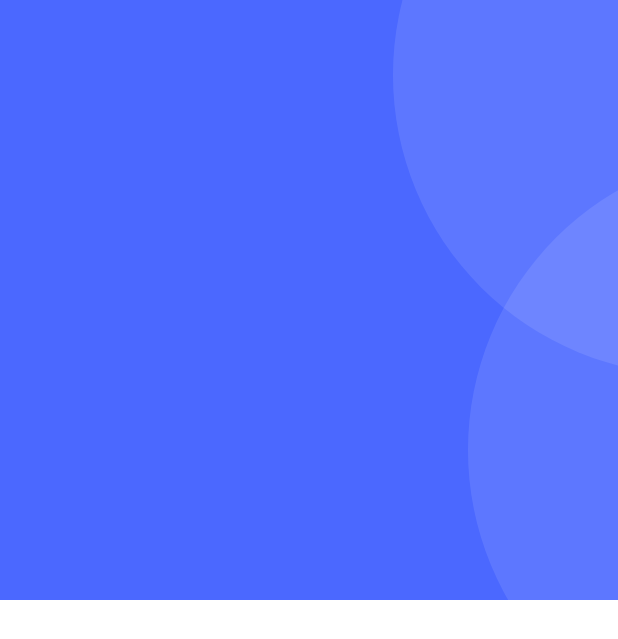
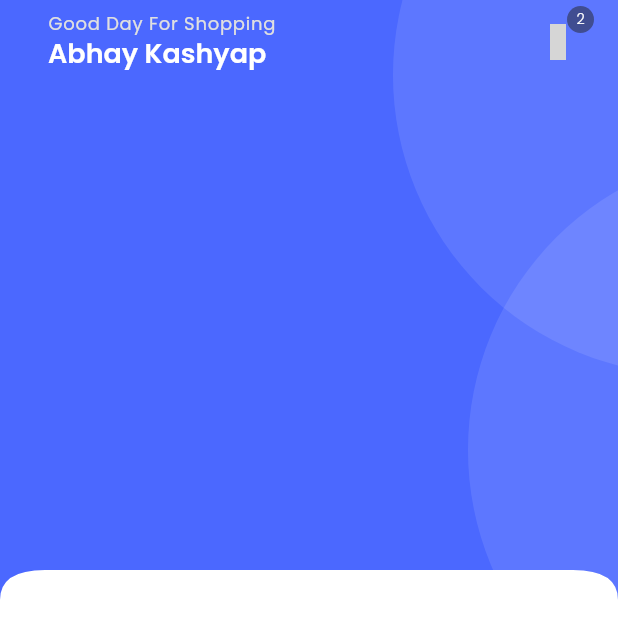
Before and after one commit to abhaydevelop/ecommerce_flutter, a Flutter app: the HomeScreen screen opened directly, on a phone screen of 412 x 824 dp. Shown: the top 639 px of the screen. Run offline on Flutter 3.47's test engine with Material 3 defaults, Android fonts, the phone set to English and light mode, and no system bars; our stand-ins replace get, get_storage, iconsax, logger, smooth_page_indicator; accounts and stored records are empty; grey boxes are pictures that could not be loaded.

Commit message:
Home Screen Carve and App Bar Desing

```diff
--- /dev/null
+++ b/lib/common/widgets/appbar/appbar.dart
@@ -0,0 +1,44 @@
+
+import 'package:ecommerce_application/utils/device/device_utility.dart';
+import 'package:flutter/material.dart';
+import 'package:get/get.dart';
+import 'package:iconsax/iconsax.dart';
+
+import '../../../utils/constants/sizes.dart';
+
+class TAppBar extends StatelessWidget implements PreferredSizeWidget {
+  const TAppBar(
+      {super.key,
+      this.title,
+      this.showBackArrow = false,
+      this.leadingIcon,
+      required this.actions,
+      this.leadingOnPressed
+      });
+
+  final Widget? title;
+  final bool showBackArrow;
+  final IconData? leadingIcon;
+  final List<Widget>? actions;
+  final VoidCallback? leadingOnPressed;
+
+  @override
+  Widget build(BuildContext context) {
+    return Padding(
+      padding: EdgeInsets.symmetric(horizontal: TSizes.md),
+      child: AppBar(
+        automaticallyImplyLeading: false,
+        leading: showBackArrow
+            ? IconButton(onPressed: () => Get.back(), icon: Icon(Iconsax.arrow_left))
+            : leadingIcon != null ? IconButton(onPressed: leadingOnPressed, icon: Icon(leadingIcon)) : null,
+        title: title,
+        actions: actions,
+
+      ),
+    );
+  }
+
+  @override
+  // TODO: implement preferredSize
+  Size get preferredSize => Size.fromHeight(TDeviceUtils.getAppBarBarHeight());
+}
--- a/lib/common/widgets/custom_shapes/carved_edges/carved_edges.dart
+++ b/lib/common/widgets/custom_shapes/carved_edges/carved_edges.dart
@@ -1,14 +1,36 @@
 import 'package:flutter/material.dart';
 
-class TCustomCurvedEdges extends CustomClipper<Path>{
+class TCustomCurvedEdges extends CustomClipper<Path> {
   @override
   Path getClip(Size size) {
-    throw UnimplementedError();
+    var path = Path();
+    path.lineTo(0, size.height);
+
+    /*Use left carve*/
+    final firstCarve = Offset(0, size.height - 20);
+    final lastCarve = Offset(30, size.height - 20);
+    path.quadraticBezierTo(
+        firstCarve.dx, firstCarve.dy, lastCarve.dx, lastCarve.dy);
+
+    /*use for line after left carver*/
+    final secondFirstCarve = Offset(0, size.height - 20);
+    final secondLastCarve = Offset(size.width - 30, size.height - 20);
+    path.quadraticBezierTo(
+        secondFirstCarve.dx, secondFirstCarve.dy, secondLastCarve.dx, secondLastCarve.dy);
+
+    /*use for right carve */
+    final thirdFirstCarve = Offset(size.width, size.height - 20);
+    final thirdLastCarve = Offset(size.width, size.height);
+    path.quadraticBezierTo(
+        thirdFirstCarve.dx, thirdFirstCarve.dy, thirdLastCarve.dx, thirdLastCarve.dy);
+
+    path.lineTo(size.width, 0);
+    path.close();
+    return path;
   }
 
   @override
   bool shouldReclip(covariant CustomClipper<Path> oldClipper) {
     return true;
   }
-
 }
--- /dev/null
+++ b/lib/common/widgets/custom_shapes/carved_edges/carved_edges_widget.dart
@@ -0,0 +1,17 @@
+import 'package:flutter/material.dart';
+
+import 'carved_edges.dart';
+
+class TCarveEdgeWidget extends StatelessWidget {
+  const TCarveEdgeWidget({
+    super.key,
+    this.child,
+  });
+
+  final Widget? child;
+
+  @override
+  Widget build(BuildContext context) {
+    return ClipPath(clipper: TCustomCurvedEdges(), child: child);
+  }
+}
--- /dev/null
+++ b/lib/common/widgets/custom_shapes/containes/primary_header_container.dart
@@ -0,0 +1,44 @@
+import 'package:flutter/material.dart';
+
+import '../../../../utils/constants/colors.dart';
+import '../carved_edges/carved_edges_widget.dart';
+import 'circular_container.dart';
+
+class TPrimaryHeaderContainer extends StatelessWidget {
+  const TPrimaryHeaderContainer({
+    super.key,
+    required this.child,
+  });
+
+  final Widget child;
+
+  @override
+  Widget build(BuildContext context) {
+    return TCarveEdgeWidget(
+      child: Container(
+        color: TColors.primaryColor,
+        padding: EdgeInsets.all(0),
+        child: SizedBox(
+          height: 400,
+          child: Stack(
+            children: [
+              Positioned(
+                  top: -150,
+                  right: -250,
+                  child: TCircularContainer(
+                    backgroundColor: TColors.textWhite.withOpacity(0.1),
+                  )),
+              Positioned(
+                  top: 100,
+                  right: -300,
+                  child: TCircularContainer(
+                    backgroundColor: TColors.textWhite.withOpacity(0.1),
+                  )),
+              child
+            ],
+          ),
+        ),
+      ),
+    );
+  }
+}
--- /dev/null
+++ b/lib/common/widgets/productcart/cart_menu_icon.dart
@@ -0,0 +1,39 @@
+import 'package:flutter/material.dart';
+import 'package:iconsax/iconsax.dart';
+
+import '../../../utils/constants/colors.dart';
+
+
+
+class TCartCountIcon extends StatelessWidget {
+  const TCartCountIcon({
+    super.key, required this.onPressed, required this.iconColor,
+  });
+
+  final VoidCallback onPressed;
+  final Color iconColor;
+
+  @override
+  Widget build(BuildContext context) {
+    return Stack(
+      children: [
+        IconButton(
+            onPressed: onPressed,
+            icon: Icon(Iconsax.shopping_bag, color: iconColor,)),
+        Positioned(
+          right: 0,
+          child: Container(
+            width: 18,
+            height: 18,
+            decoration: BoxDecoration(
+                color: TColors.black.withOpacity(0.5),
+                borderRadius: BorderRadius.circular(100)),
+            child: Center(
+              child: Text('2', style: Theme.of(context).textTheme.labelLarge!.apply(color: TColors.white, fontSizeFactor: 0.8),),
+            ),
+          ),
+        )
+      ],
+    );
+  }
+}
--- a/lib/features/authentication/screens/home/home.dart
+++ b/lib/features/authentication/screens/home/home.dart
@@ -1,7 +1,7 @@
-import 'package:ecommerce_application/utils/constants/colors.dart';
+
 import 'package:flutter/material.dart';
-
-import '../../../../common/widgets/custom_shapes/containes/circular_container.dart';
+import '../../../../common/widgets/custom_shapes/containes/primary_header_container.dart';
+import 'home_appbar.dart';
 
 class HomeScreen extends StatelessWidget {
   const HomeScreen({super.key});
@@ -12,21 +12,11 @@ class HomeScreen extends StatelessWidget {
       body: SingleChildScrollView(
         child: Column(
           children: [
-            ClipPath(
-              // clipper: ,
-              child: Container(
-                color: TColors.primaryColor,
-                padding: EdgeInsets.all(0),
-                child: SizedBox(
-                  height: 400,
-                  child: Stack(
-                    children: [
-                      Positioned(top: -150, right: -250,child: TCircularContainer(backgroundColor: TColors.textWhite.withOpacity(0.1),)),
-                      Positioned(top: 100, right: -300,child: TCircularContainer(backgroundColor: TColors.textWhite.withOpacity(0.1),)),
-
-                    ],
-                  ),
-                ),
+            TPrimaryHeaderContainer(
+              child: Column(
+                children: [
+                  THomeAppBar()
+                ],
               ),
             )
           ],
--- /dev/null
+++ b/lib/features/authentication/screens/home/home_appbar.dart
@@ -0,0 +1,36 @@
+import 'package:flutter/material.dart';
+
+import '../../../../common/widgets/appbar/appbar.dart';
+import '../../../../common/widgets/productcart/cart_menu_icon.dart';
+import '../../../../utils/constants/colors.dart';
+
+
+class THomeAppBar extends StatelessWidget {
+  const THomeAppBar({
+    super.key,
+  });
+
+  @override
+  Widget build(BuildContext context) {
+    return TAppBar(
+      title: Column(
+        crossAxisAlignment: CrossAxisAlignment.start,
+        children: [
+          Text('Good Day For Shopping',
+              style: Theme.of(context)
+                  .textTheme
+                  .labelMedium!
+                  .apply(color: TColors.grey)),
+          Text('Abhay Kashyap',
+              style: Theme.of(context)
+                  .textTheme
+                  .headlineSmall!
+                  .apply(color: TColors.white)),
+        ],
+      ),
+      actions: [
+        TCartCountIcon(onPressed: () {}, iconColor: TColors.white ,)
+      ],
+    );
+  }
+}
```
